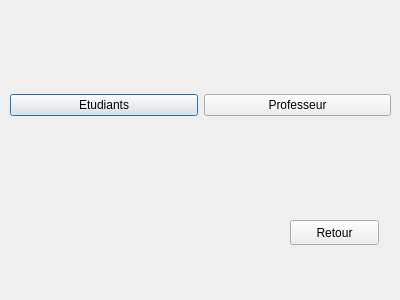
The window that c++_oussa/Gestion_UI/menugestion.ui (khadimkasse/projet_cpp_ndeye) describes before a commit, drawn with Qt 5.
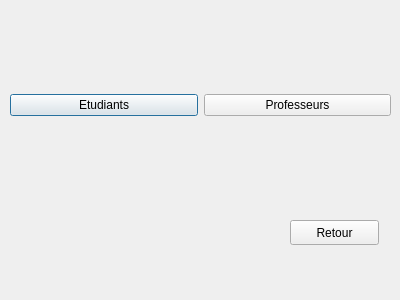
The same window after the commit.

Commit message: Rajout des fonctionnalités du professeur

What changed in the file:
```diff
--- a/c++_oussa/Gestion_UI/menugestion.ui
+++ b/c++_oussa/Gestion_UI/menugestion.ui
@@ -33,7 +33,7 @@
     <item>
      <widget class="QPushButton" name="gestionProfesseurs">
       <property name="text">
-       <string>Professeur</string>
+       <string>Professeurs</string>
       </property>
      </widget>
     </item>
```
Left out of the diff: 2 changed lines with no effect on the pictures. The commit also changes 19 other files.
